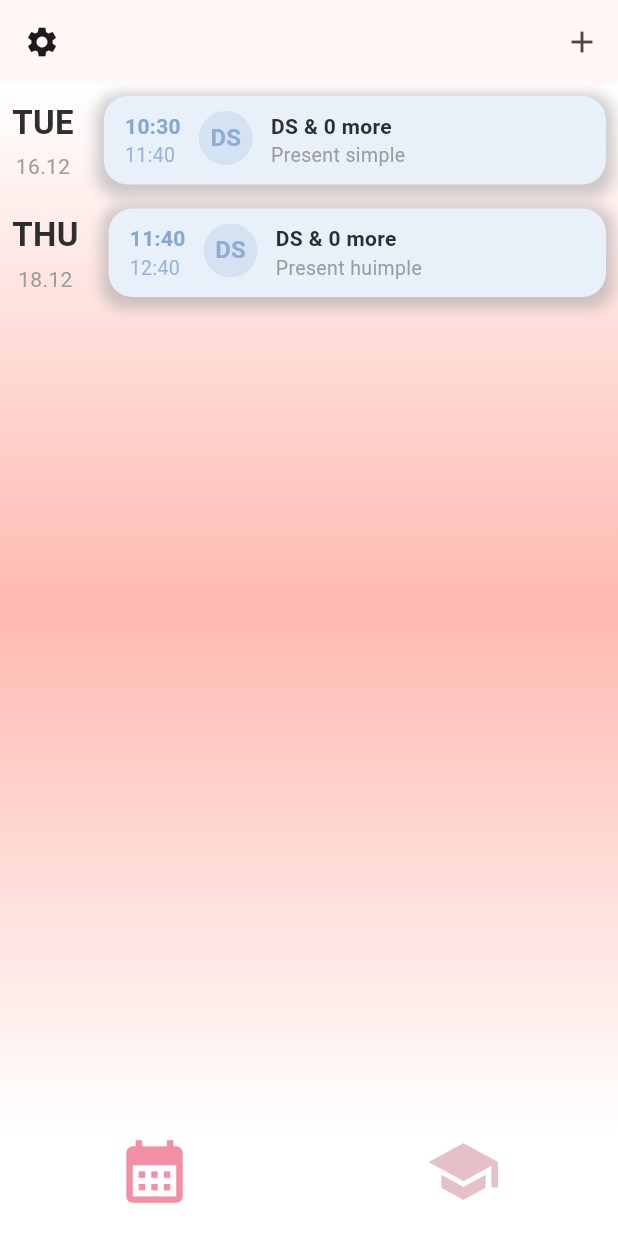
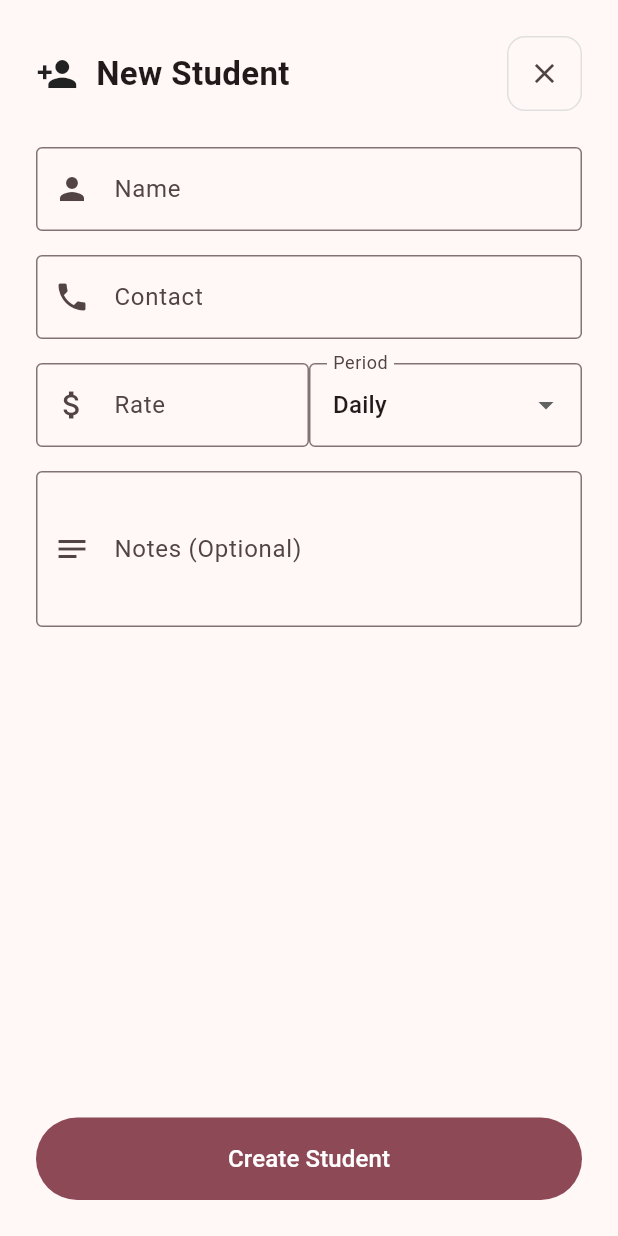
Before and after one commit to AhrimanFrog/BestiesNotes, a Flutter app: the screen it shows after launch, after a tap on the "add" icon, on a phone screen of 412 x 824 dp. Run offline on Flutter 3.47's test engine with Material 3 defaults, Android fonts, the phone set to English and light mode, and no system bars; our stand-ins replace drift, drift_flutter, equatable, flutter_bloc; accounts and stored records are empty; generated files the repository leaves out were written again.

Commit message:
Student creation form

```diff
--- a/lib/cubits/students_and_groups/students_and_groups_cubit.dart
+++ b/lib/cubits/students_and_groups/students_and_groups_cubit.dart
@@ -37,4 +37,9 @@ class StudentsAndGroupsCubit extends Cubit<StudentsAndGroupsState> {
 
     emit(state.copyWith(groups: stateGroups));
   }
+
+  Future<void> createStudent(Student student) async {
+    await _scheduleRepo.createOrUpdateStudent(student);
+    await fetchStudents();
+  }
 }
--- a/lib/main.dart
+++ b/lib/main.dart
@@ -1,6 +1,7 @@
 import 'package:besties_notes/cubits/students_and_groups/students_and_groups_cubit.dart';
 import 'package:besties_notes/providers/db_client.dart';
 import 'package:besties_notes/repositories/schedule_repo.dart';
+import 'package:besties_notes/views/modals/student_form.dart';
 import 'package:besties_notes/views/schedule_view/schedule_view.dart';
 import 'package:besties_notes/views/students_view/students_view.dart';
 import 'package:besties_notes/common/app_colors.dart';
@@ -9,7 +10,15 @@ import 'package:flutter_bloc/flutter_bloc.dart';
 
 void main() {
   final dbClient = DbClient();
-  runApp(MyApp(dbClient: dbClient));
+  runApp(
+    MaterialApp(
+      title: 'Besties Notes',
+      theme: ThemeData(
+        colorScheme: ColorScheme.fromSeed(seedColor: AppColors.accentPink),
+      ),
+      home: MyApp(dbClient: dbClient),
+    ),
+  );
 }
 
 class MyApp extends StatelessWidget {
@@ -19,20 +28,25 @@ class MyApp extends StatelessWidget {
 
   @override
   Widget build(BuildContext context) {
-    return MaterialApp(
-      title: 'Besties Notes',
-      theme: ThemeData(
-        colorScheme: ColorScheme.fromSeed(seedColor: AppColors.accentPink),
-      ),
-      home: DefaultTabController(
+    return DefaultTabController(
       length: 2,
       child: Scaffold(
         appBar: AppBar(
-            leading: IconButton(
-              icon: Icon(Icons.settings),
-              onPressed: () => {},
+          leading: IconButton(icon: Icon(Icons.settings), onPressed: () => {}),
+          actions: [
+            IconButton(
+              icon: Icon(Icons.add),
+              onPressed: () => {
+                showModalBottomSheet(
+                  context: context,
+                  builder: (_) => StudentForm(),
+                  backgroundColor: Colors.transparent,
+                  useSafeArea: true,
+                  isScrollControlled: true,
                 ),
-            actions: [IconButton(icon: Icon(Icons.add), onPressed: () => {})],
+              },
+            ),
+          ],
         ),
         bottomNavigationBar: Container(
           color: Colors.white,
@@ -53,9 +67,7 @@ class MyApp extends StatelessWidget {
             SchedulePage(),
             BlocProvider(
               create: (_) =>
-                    StudentsAndGroupsCubit(
-                        ScheduleRepo(dataProvider: dbClient),
-                      )
+                  StudentsAndGroupsCubit(ScheduleRepo(dataProvider: dbClient))
                     ..fetchStudents()
                     ..fetchGroups(),
               child: StudentsPage(),
@@ -63,7 +75,6 @@ class MyApp extends StatelessWidget {
           ],
         ),
       ),
-      ),
     );
   }
 }
--- /dev/null
+++ b/lib/views/modals/student_form.dart
@@ -0,0 +1,194 @@
+import 'package:flutter/material.dart';
+import 'package:flutter/services.dart';
+import 'package:flutter_bloc/flutter_bloc.dart';
+import 'package:besties_notes/cubits/students_and_groups/students_and_groups_cubit.dart';
+import 'package:besties_notes/data/common.dart';
+import 'package:besties_notes/data/ui_models/student.dart';
+import 'package:besties_notes/data/ui_models/rate.dart';
+import 'package:besties_notes/widgets/index.dart';
+
+class StudentForm extends StatefulWidget {
+  const StudentForm({super.key});
+
+  @override
+  State<StatefulWidget> createState() => _StudentFormState();
+}
+
+class _StudentFormState extends State<StudentForm> {
+  final _formKey = GlobalKey<FormState>();
+  final _nameController = TextEditingController();
+  final _contactController = TextEditingController();
+  final _rateController = TextEditingController();
+  final _noteController = TextEditingController();
+
+  RatePeriod _selectedPeriod = RatePeriod.daily;
+  bool _isSubmitting = false;
+
+  @override
+  void dispose() {
+    _nameController.dispose();
+    _contactController.dispose();
+    _rateController.dispose();
+    _noteController.dispose();
+    super.dispose();
+  }
+
+  Future<void> _submitForm() async {
+    if (!_formKey.currentState!.validate()) return;
+
+    setState(() => _isSubmitting = true);
+
+    try {
+      final student = Student(
+        name: _nameController.text.trim(),
+        contact: _contactController.text.trim(),
+        pricing: Rate(
+          rate: double.parse(_rateController.text),
+          period: _selectedPeriod,
+        ),
+        note: _noteController.text.trim(),
+      );
+
+      final cubit = context.read<StudentsAndGroupsCubit>();
+      await cubit.createStudent(student);
+
+      if (mounted) Navigator.pop(context);
+      // } catch (e) {
+      //   if (mounted) {
+      //     ScaffoldMessenger.of(context).showSnackBar(
+      //       SnackBar(
+      //         content: Text('Error creating student: $e'),
+      //         backgroundColor: Colors.red,
+      //       ),
+      //     );
+      //   }
+    } finally {
+      if (mounted) setState(() => _isSubmitting = false);
+    }
+  }
+
+  @override
+  Widget build(BuildContext context) {
+    return Scaffold(
+      body: Padding(
+        padding: const EdgeInsets.all(24.0),
+        child: Form(
+          key: _formKey,
+          child: Column(
+            crossAxisAlignment: CrossAxisAlignment.stretch,
+            spacing: 24,
+            children: [
+              ModalHeaderRow(title: 'New Student', icon: Icons.person_add),
+              Expanded(
+                child: SingleChildScrollView(
+                  child: Column(
+                    crossAxisAlignment: CrossAxisAlignment.stretch,
+                    spacing: 16,
+                    children: [
+                      InputField(
+                        _nameController,
+                        label: 'Name',
+                        hint: 'Enter student name',
+                        icon: Icon(Icons.person),
+                      ),
+                      InputField(
+                        _contactController,
+                        label: 'Contact',
+                        hint: 'E.g. phone number or tag in messanger',
+                        icon: Icon(Icons.phone),
+                      ),
+                      Row(
+                        crossAxisAlignment: CrossAxisAlignment.start,
+                        children: [
+                          Expanded(
+                            child: InputField(
+                              _rateController,
+                              label: 'Rate',
+                              hint: '420',
+                              icon: Icon(Icons.attach_money),
+                              textInputType:
+                                  const TextInputType.numberWithOptions(
+                                    decimal: true,
+                                  ),
+                              formatters: [
+                                FilteringTextInputFormatter.allow(
+                                  RegExp(r'^\d*\.?\d*'),
+                                ),
+                              ],
+                              validator: (value) {
+                                if (value == null || value.trim().isEmpty) {
+                                  return 'Please enter a rate';
+                                }
+                                final rate = double.tryParse(value);
+                                if (rate == null || rate <= 0) {
+                                  return 'Please enter a valid rate';
+                                }
+                                return null;
+                              },
+                            ),
+                          ),
+                          Flexible(
+                            child: DropdownButtonFormField<RatePeriod>(
+                              initialValue: _selectedPeriod,
+                              decoration: const InputDecoration(
+                                labelText: 'Period',
+                                border: OutlineInputBorder(),
+                              ),
+                              items: const [
+                                DropdownMenuItem(
+                                  value: RatePeriod.daily,
+                                  child: Text('Daily'),
+                                ),
+                                DropdownMenuItem(
+                                  value: RatePeriod.monthly,
+                                  child: Text('Monthly'),
+                                ),
+                              ],
+                              onChanged: (val) {
+                                if (val != null) {
+                                  setState(() => _selectedPeriod = val);
+                                }
+                              },
+                            ),
+                          ),
+                        ],
+                      ),
+                      InputField(
+                        _noteController,
+                        label: 'Notes (Optional)',
+                        icon: Icon(Icons.notes),
+                        validator: (_) => null,
+                        maxLines: 3,
+                      ),
+                    ],
+                  ),
+                ),
+              ),
+              FilledButton(
+                onPressed: _isSubmitting ? null : _submitForm,
+                style: FilledButton.styleFrom(
+                  padding: const EdgeInsets.symmetric(vertical: 16),
+                ),
+                child: _isSubmitting
+                    ? const SizedBox(
+                        height: 20,
+                        width: 20,
+                        child: CircularProgressIndicator(
+                          strokeWidth: 2,
+                          valueColor: AlwaysStoppedAnimation<Color>(
+                            Colors.white,
+                          ),
+                        ),
+                      )
+                    : const Text(
+                        'Create Student',
+                        style: TextStyle(fontSize: 16),
+                      ),
+              ),
+            ],
+          ),
+        ),
+      ),
+    );
+  }
+}
--- a/lib/widgets/index.dart
+++ b/lib/widgets/index.dart
@@ -10,3 +10,4 @@ export 'rows/time_row.dart';
 export 'rows/note_row.dart';
 export 'rows/modal_header_row.dart';
 export 'user_avatar.dart';
+export 'input_field.dart';
--- /dev/null
+++ b/lib/widgets/input_field.dart
@@ -0,0 +1,47 @@
+import 'package:flutter/material.dart';
+import 'package:flutter/services.dart';
+
+class InputField extends StatelessWidget {
+  final TextEditingController _controller;
+  final String label;
+  final Icon icon;
+  final String? hint;
+  final int? maxLines;
+  final TextInputType? textInputType;
+  final String? Function(String?)? validator;
+  final List<TextInputFormatter>? formatters;
+
+  const InputField(
+    this._controller, {
+    super.key,
+    required this.label,
+    required this.icon,
+    this.hint,
+    this.maxLines,
+    this.textInputType,
+    this.formatters,
+    this.validator,
+  });
+
+  @override
+  Widget build(BuildContext context) {
+    return TextFormField(
+      controller: _controller,
+      decoration: InputDecoration(
+        labelText: label,
+        hintText: hint,
+        border: OutlineInputBorder(),
+        prefixIcon: icon,
+      ),
+      keyboardType: textInputType,
+      maxLines: maxLines ?? 1,
+      validator: validator ?? validateNotEmpty,
+      inputFormatters: formatters,
+    );
+  }
+
+  String? validateNotEmpty(String? value) {
+    final notValid = value == null || value.trim().isEmpty;
+    return notValid ? 'Field cannot be empty' : null;
+  }
+}
```
Lines whose indentation alone changed are shown as unchanged.
